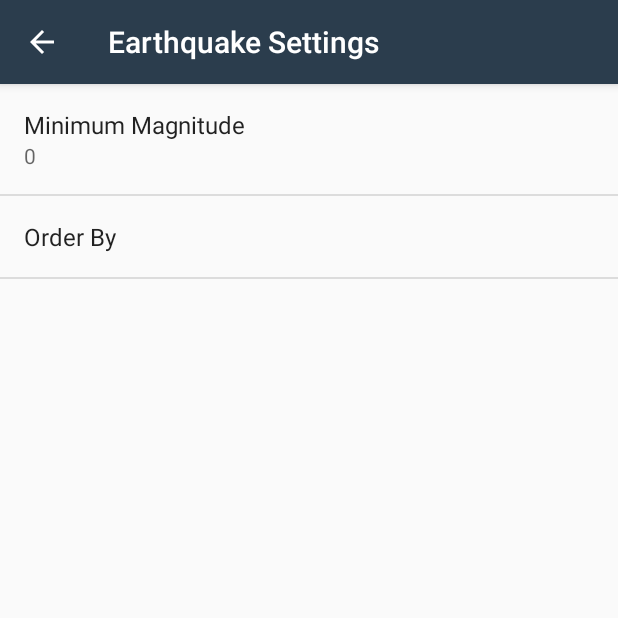
After one commit to AM2037/ud843-QuakeReport-starting-point, an Android app: the SettingsActivity screen opened directly, with no data from a screen before it, on a phone screen of 412 x 824 dp, the top half of it. The commit adds this screen. Run offline under Robolectric (Android 15) with nearby library versions, the phone set to English and light mode, and no system bars.

Commit message:
Added settings menu with sharedPrefs fragment: min. magnitude, orderBy, etc.

```diff
--- /dev/null
+++ b/app/src/main/java/com/example/android/quakereport/SettingsActivity.java
@@ -0,0 +1,60 @@
+package com.example.android.quakereport;
+
+import android.content.SharedPreferences;
+import android.os.Bundle;
+import android.preference.ListPreference;
+import android.preference.Preference;
+import android.preference.PreferenceFragment;
+import android.preference.PreferenceManager;
+import android.support.v7.app.AppCompatActivity;
+
+
+public class SettingsActivity extends AppCompatActivity {
+
+    @Override
+    protected void onCreate(Bundle savedInstanceState) {
+        super.onCreate(savedInstanceState);
+        setContentView(R.layout.settings_activity);
+    }
+
+    public static class EarthquakePreferenceFragment extends PreferenceFragment
+            implements Preference.OnPreferenceChangeListener  {
+
+        @Override
+        public void onCreate(Bundle savedInstanceState) {
+            super.onCreate(savedInstanceState);
+            addPreferencesFromResource(R.xml.settings_main);
+
+            Preference minMagnitude = findPreference(getString(R.string.settings_min_magnitude_key));
+            bindPreferenceSummaryToValue(minMagnitude);
+
+            Preference orderBy = findPreference(getString(R.string.settings_order_by_key));
+            bindPreferenceSummaryToValue(orderBy);
+        }
+
+        @Override
+        public boolean onPreferenceChange(Preference preference, Object value) {
+            // This code updates the displayed preference summary after changes
+            String stringValue = value.toString();
+            if (preference instanceof ListPreference) {
+                ListPreference listPreference = (ListPreference) preference;
+                int prefIndex = listPreference.findIndexOfValue(stringValue);
+                if (prefIndex >= 0) {
+                    CharSequence[] labels = listPreference.getEntries();
+                    preference.setSummary(labels[prefIndex]);
+                }
+            } else {
+                preference.setSummary(stringValue);
+            }
+            return true;
+        }
+
+        private void bindPreferenceSummaryToValue(Preference preference) {
+            preference.setOnPreferenceChangeListener(this);
+            SharedPreferences preferences =
+                    PreferenceManager.getDefaultSharedPreferences(preference.getContext());
+            String preferenceString = preferences.getString(preference.getKey(), "");
+            onPreferenceChange(preference, preferenceString);
+        }
+    }
+}
--- /dev/null
+++ b/app/src/main/res/values/arrays.xml
@@ -0,0 +1,12 @@
+<?xml version="1.0" encoding="utf-8"?>
+<resources>
+    <string-array name="settings_order_by_labels">
+        <item>@string/settings_order_by_magnitude_label</item>
+        <item>@string/settings_order_by_most_recent_label</item>
+    </string-array>
+
+    <string-array name="settings_order_by_values">
+        <item>@string/settings_order_by_magnitude_value</item>
+        <item>@string/settings_order_by_most_recent_value</item>
+    </string-array>
+</resources>
--- a/app/src/main/res/values/strings.xml
+++ b/app/src/main/res/values/strings.xml
@@ -18,4 +18,20 @@
     <string name="offset_alternative">near the</string>
     <string name="no_earthquakes">No earthquakes found.</string>
     <string name="no_internet_connection">No internet connection.</string>
+    <string name="settings_menu_item">Settings</string>
+    <string name="settings_title">Earthquake Settings</string>
+    <string name="settings_min_magnitude_label">Minimum Magnitude</string>
+    <string name="settings_min_magnitude_key" translatable="false">min_magnitude</string>
+    <string name="settings_min_magnitude_default" translatable="false">0</string>
+    <!-- Strings For Order-By Preference [CHAR LIMIT=30] -->
+    <string name="settings_order_by_label">Order By</string>
+    <string name="settings_order_by_key" translatable="false">order_by</string>
+    <string name="settings_order_by_default" translatable="false">settings_order_by_magnitude_value</string>
+    <!-- Label for order-by magnitude option [CHAR LIMIT=20] -->
+    <string name="settings_order_by_magnitude_label">Magnitude</string>
+    <string name="settings_order_by_magnitude_value" translatable="false">magnitude</string>
+
+    <!-- Label for order-by most recent option [CHAR LIMIT=20] -->
+    <string name="settings_order_by_most_recent_label">Most Recent</string>
+    <string name="settings_order_by_most_recent_value" translatable="false">time</string>
 </resources>
--- /dev/null
+++ b/app/src/main/res/xml/settings_main.xml
@@ -0,0 +1,19 @@
+<?xml version="1.0" encoding="utf-8"?>
+<PreferenceScreen xmlns:android="http://schemas.android.com/apk/res/android"
+    android:title="@string/settings_title">
+
+    <EditTextPreference
+        android:defaultValue="@string/settings_min_magnitude_default"
+        android:inputType="numberDecimal"
+        android:key="@string/settings_min_magnitude_key"
+        android:selectAllOnFocus="true"
+        android:title="@string/settings_min_magnitude_label" />
+
+    <ListPreference
+        android:defaultValue="@string/settings_order_by_default"
+        android:entries="@array/settings_order_by_labels"
+        android:entryValues="@array/settings_order_by_values"
+        android:key="@string/settings_order_by_key"
+        android:title="@string/settings_order_by_label" />
+
+</PreferenceScreen>
```
Also changed, not shown: app/src/main/AndroidManifest.xml (+9 -0 lines), app/src/main/java/com/example/android/quakereport/EarthquakeActivity.java (+47 -4 lines), app/src/main/res/layout/settings_activity.xml (added, +10 -0 lines), app/src/main/res/menu/main.xml (added, +8 -0 lines).
